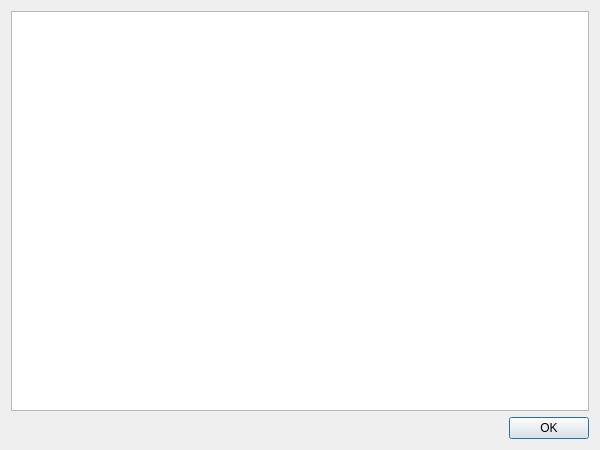
Qt form src/aboutdialog.ui (ricardoquesada/vchar64) before a commit.
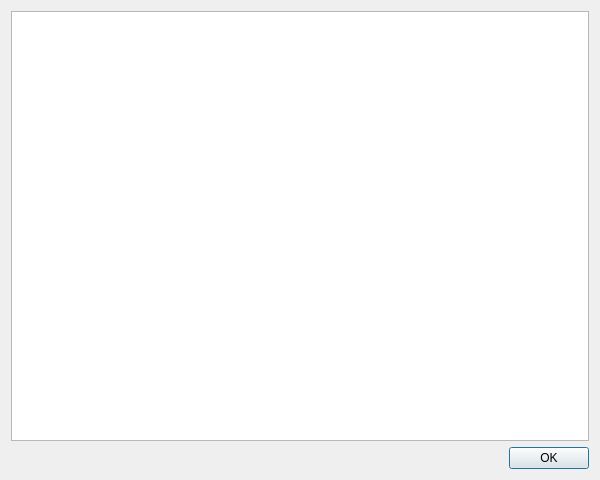
The same form after that commit.

Commit message: fix: about displays all greetings

What changed in the file:
```diff
--- a/src/aboutdialog.ui
+++ b/src/aboutdialog.ui
@@ -7,7 +7,7 @@
     <x>0</x>
     <y>0</y>
     <width>600</width>
-    <height>450</height>
+    <height>480</height>
    </rect>
   </property>
   <property name="windowTitle">
```
